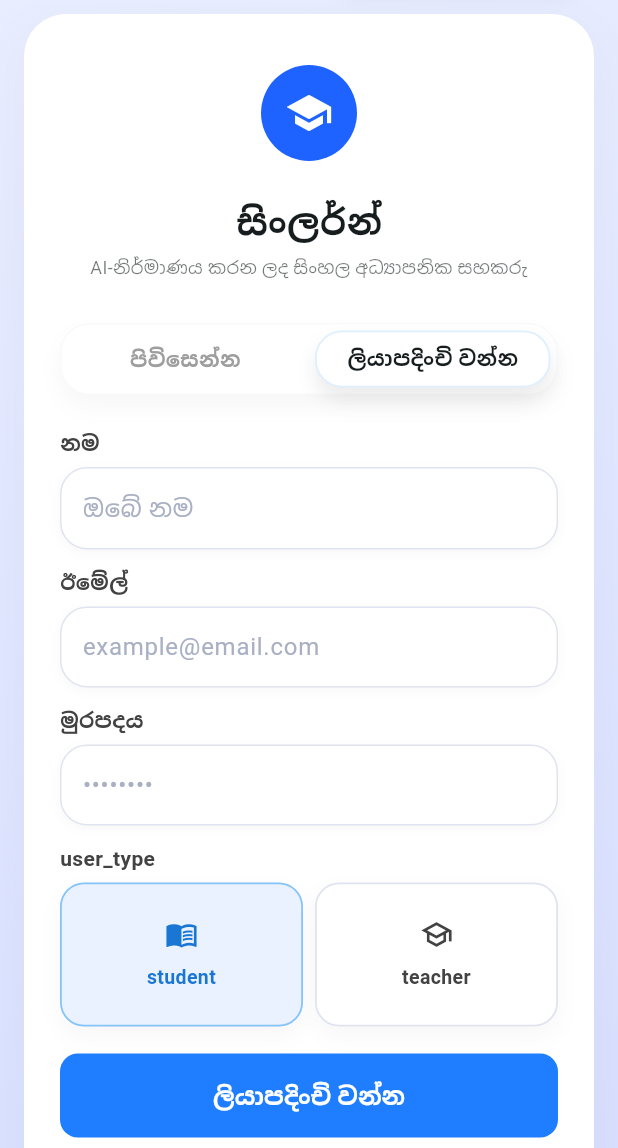
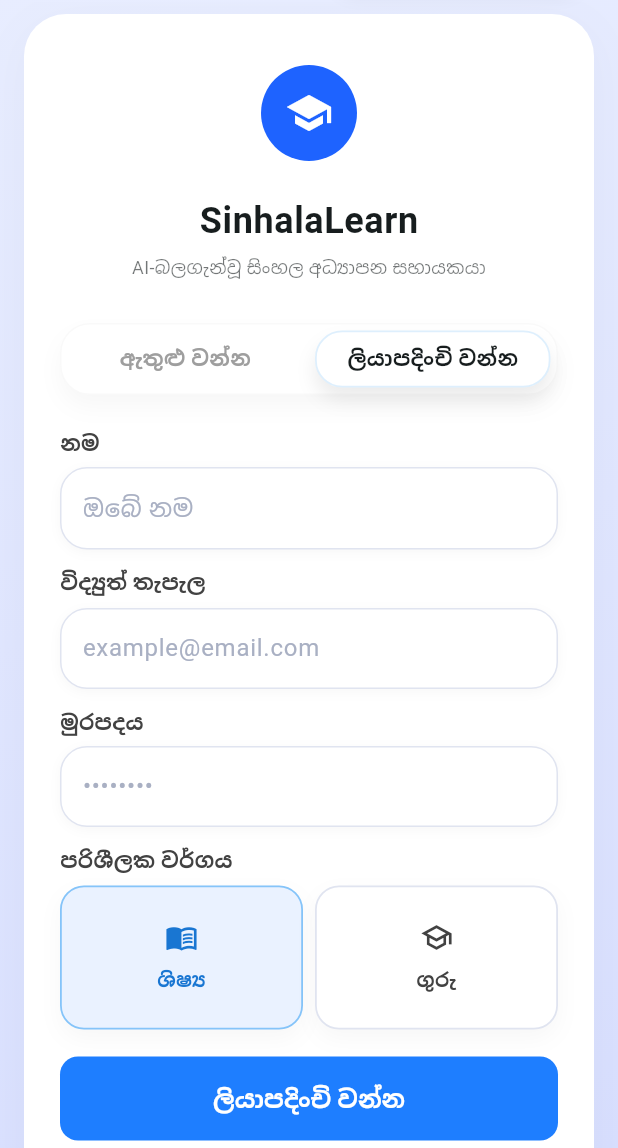
Before and after one commit to Miyuri15/SinLearn_mobile, a Flutter app: the SignUpPage screen opened directly, after a tap on "සිංහල", on a phone screen of 412 x 824 dp, the part 88-1236 px from its top. Run offline on Flutter 3.47's test engine with Material 3 defaults, Android fonts, the phone set to English and light mode, and no system bars; our stand-ins replace easy_localization, file_picker, shared_preferences; accounts and stored records are empty.

Commit message:
Update app name and localization strings for consistency

```diff
--- a/assets/languages/en.json
+++ b/assets/languages/en.json
@@ -1,5 +1,5 @@
 {
-  "app_name": "SinLearn",
+  "app_name": "SinhalaLearn",
 
 
   "settings": {
--- a/assets/languages/si.json
+++ b/assets/languages/si.json
@@ -1,5 +1,5 @@
 {
-  "app_name": "සිංලර්න්",
+  "app_name": "SinhalaLearn",
 
   "settings": {
     "header": "සැකසීම්",
@@ -36,14 +36,17 @@
     "privacy_policy": "පෞද්ගලිකත්ව ප්\u200dරතිපත්තිය"
   },
 
-  "ai_subtitle": "AI-නිර්මාණය කරන ලද සිංහල අධ්‍යාපනික සහකරු",
+  "ai_subtitle": "AI-බලගැන්වූ සිංහල අධ්‍යාපන සහායකයා",
 
-  "sign_in": "පිවිසෙන්න",
+  "sign_in": "ඇතුළු වන්න",
   "sign_up": "ලියාපදිංචි වන්න",
-  "email": "ඊමේල්",
+  "email": "විද්‍යුත් තැපැල",
   "email_hint": "example@email.com",
   "password": "මුරපදය",
   "password_hint": "••••••••",
+  "user_type": "පරිශීලක වර්ගය",
+  "student": "ශිෂ්‍ය",
+  "teacher": "ගුරු",
   "name": "නම",
   "name_hint": "ඔබේ නම",
   "si_name": "සිංහල",
--- a/lib/features/evaluation/evaluation_voice.dart
+++ b/lib/features/evaluation/evaluation_voice.dart
@@ -162,7 +162,7 @@ class _SegmentButton extends StatelessWidget {
         padding: const EdgeInsets.symmetric(horizontal: 12, vertical: 8),
         decoration: BoxDecoration(
           color: selected
-              ? theme.colorScheme.primary.withValues(alpha: 0.1)
+              ? theme.colorScheme.primary.withOpacity(0.1)
               : Colors.transparent,
           borderRadius: BorderRadius.circular(24),
         ),
@@ -215,9 +215,9 @@ class _RecordingBar extends StatelessWidget {
           margin: const EdgeInsets.all(16),
           padding: const EdgeInsets.symmetric(horizontal: 16, vertical: 12),
           decoration: BoxDecoration(
-            color: Colors.red.withValues(alpha: 0.06),
+            color: Colors.red.withOpacity(0.06),
             borderRadius: BorderRadius.circular(16),
-            border: Border.all(color: Colors.red.withValues(alpha: 0.2)),
+            border: Border.all(color: Colors.red.withOpacity(0.2)),
           ),
           child: Row(
             children: [
```
Also changed, not shown: lib/features/evaluation/evaluation_response.dart (+3 -5 lines).
